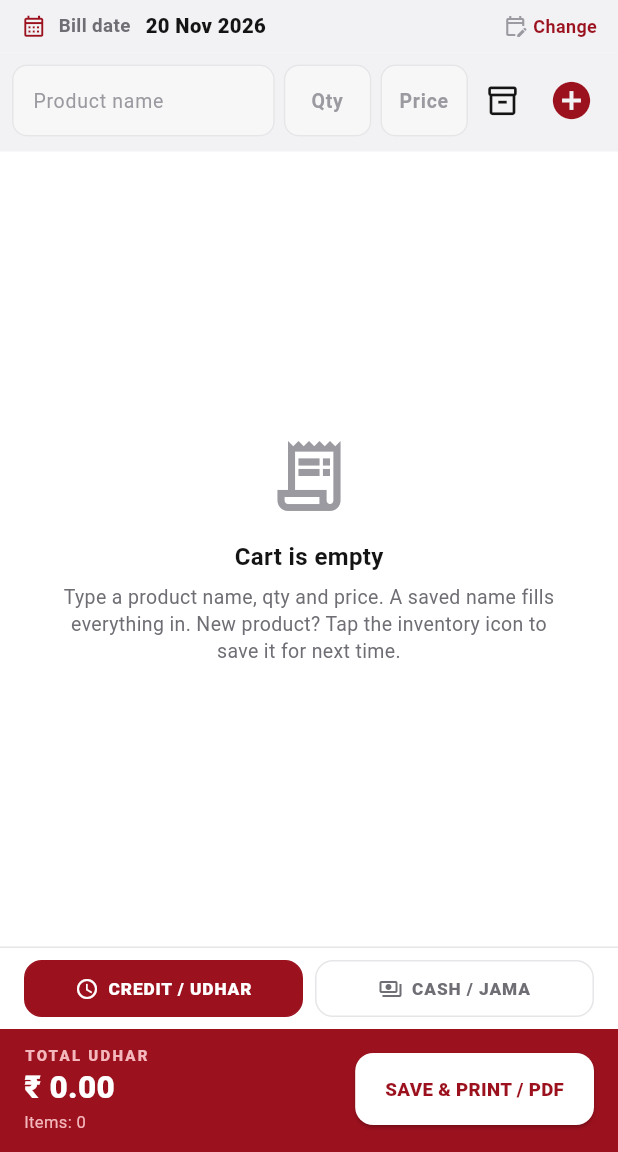
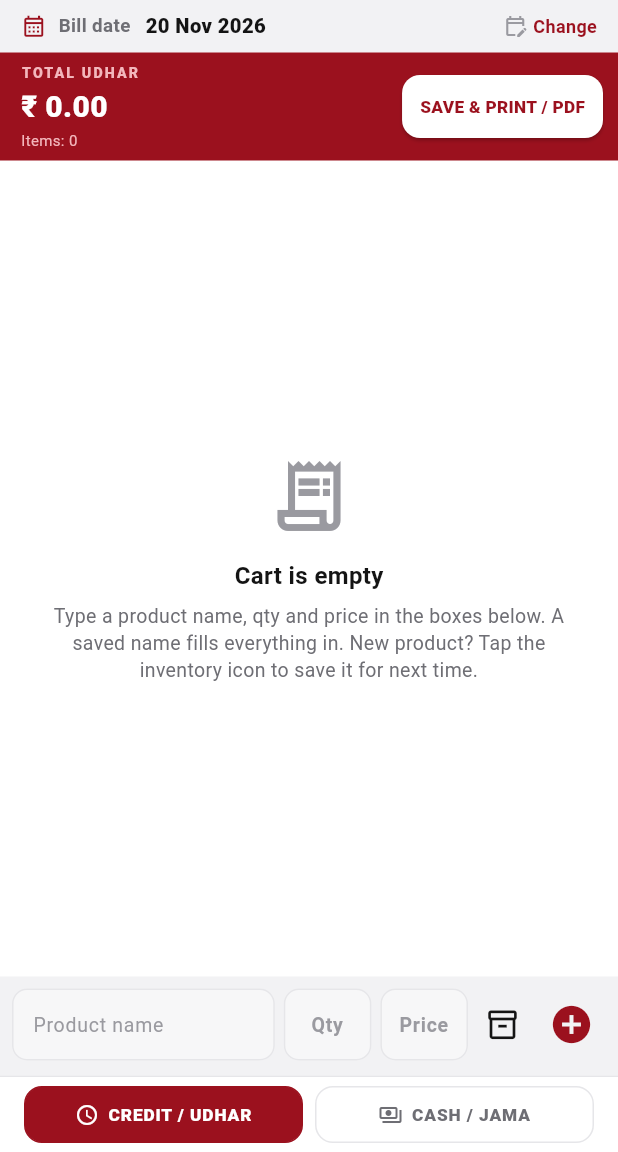
Before and after one commit to ahemadjuneja-stack/rub-invoice, a Flutter app: the BillingScreen screen opened directly with empty values, on a phone screen of 412 x 824 dp, the part 84-1236 px from its top. Run offline on Flutter 3.47's test engine with Material 3 defaults, Android fonts, the phone set to English and light mode, and no system bars; our stand-ins replace cloud_firestore, connectivity_plus, decimal, device_info_plus, file_picker, firebase_auth and 10 more; missing offline and left inert: firebase_app_check; accounts and stored records are empty.

Commit message:
v0.3.0 part 3: billing screen rework (total+save on top, slim numbered lines) + new app icon (R + RUBY only)
Billing screen:
- GRAND TOTAL + SAVE & PRINT/PDF now live in a slim ruby strip pinned
  at the TOP (under the date bar) - the amount and the save button
  never scroll away and stay in one place.
- Added products show as slim single-line bordered rows numbered
  1,2,3,4... starting right under the total bar (Miracle-style tight
  40dp lines: name | qty x rate | amount | remove).
- The entry boxes (Product name | Qty | Price + inventory/add buttons)
  moved to the BOTTOM, right above the keyboard, so qty/price editing
  is thumb-friendly.
- Payment mode chips (CREDIT/UDHAR, CASH/JAMA) stay at the bottom; the
  received-now field opens under them.

App icon:
- assets/icon/app_icon.png regenerated from the brand art with the
  'INVOICE' wordmark removed - only the red faceted R + RUBY remain
  (AI image edit preserving the original logo style).
- Adaptive foreground (app_icon_fg.png) rebuilt with R + RUBY fitted
  inside the 66% mask safe zone; launcher icons regenerated for all
  densities via flutter_launcher_icons (android name fixed to
  ic_launcher to match the manifest).

```diff
--- a/lib/screens/billing/billing_screen.dart
+++ b/lib/screens/billing/billing_screen.dart
@@ -14,7 +14,13 @@ import '../../widgets/widgets.dart';
 import '../bills/dispatch_sheet.dart';
 
 /// Smart billing screen (Miracle-style):
-///  - 3-slim-column entry row: [ Product name | Qty | Price ]
+///  - TOTAL + SAVE pinned at the TOP - the amount and the save button
+///    never move, no matter how long the bill gets
+///  - added products show as slim numbered bordered lines (1, 2, 3, 4...)
+///    starting right under the total bar - the whole bill is visible at a
+///    glance, one line per product
+///  - the entry boxes (Product name | Qty | Price) sit at the BOTTOM,
+///    right above the keyboard, so filling/changing them is easy
 ///  - typing "S" suggests every product starting with S instantly
 ///  - selecting a product auto-fills saved Qty + Price, focus jumps to Qty
 ///  - numeric keyboard on qty/price, normal keyboard on product name
@@ -476,18 +482,25 @@ class _BillingScreenState extends State<BillingScreen> with WidgetsBindingObserv
       body: Column(
         children: [
           _dateBar(),
-          _entryRow(),
+          // Bill amount + SAVE at the TOP (user request): the total and
+          // the save button live in one slim strip that never scrolls
+          // away, so a long bill can always be saved from the same spot.
+          _totalBar(),
           Expanded(
             child: _cart.isEmpty
                 ? const EmptyState(
                     icon: Icons.receipt_long_outlined,
                     title: 'Cart is empty',
                     subtitle:
-                        'Type a product name, qty and price. A saved name fills everything in. '
-                        'New product? Tap the inventory icon to save it for next time.',
+                        'Type a product name, qty and price in the boxes below. '
+                        'A saved name fills everything in. New product? Tap the '
+                        'inventory icon to save it for next time.',
                   )
                 : _cartList(),
           ),
+          // Entry boxes at the BOTTOM (user request): qty/price editing
+          // happens right above the keyboard where the thumbs are.
+          _entryRow(),
           _bottomBar(),
         ],
       ),
@@ -519,6 +532,71 @@ class _BillingScreenState extends State<BillingScreen> with WidgetsBindingObserv
           ));
       _persistDraft();
     }
+  }
+
+  /// Slim strip UNDER the date bar: [GRAND TOTAL/TOTAL UDHAR + items] on
+  /// the left, [SAVE & PRINT / PDF] on the right. Ruby red, one line -
+  /// the bill amount is always on top and saving always happens there.
+  Widget _totalBar() {
+    return Container(
+      color: Ruby.ruby,
+      padding: const EdgeInsets.fromLTRB(14, 7, 10, 7),
+      child: Row(
+        children: [
+          Expanded(
+            child: Column(
+              crossAxisAlignment: CrossAxisAlignment.start,
+              mainAxisSize: MainAxisSize.min,
+              children: [
+                Text(
+                  _payMode == 'jama' ? 'GRAND TOTAL' : 'TOTAL UDHAR',
+                  style: const TextStyle(
+                      fontSize: 9.5,
+                      letterSpacing: 1.4,
+                      fontWeight: FontWeight.w800,
+                      color: Color(0xFFF3B7BC)),
+                ),
+                const SizedBox(height: 1),
+                Text(
+                  Money.fmt(_totalPaise),
+                  style: const TextStyle(
+                      fontSize: 20,
+                      fontWeight: FontWeight.w800,
+                      color: Colors.white),
+                ),
+                Text(
+                  'Items: ${_cart.length}',
+                  style: const TextStyle(
+                      fontSize: 10, color: Color(0xFFF3B7BC)),
+                ),
+              ],
+            ),
+          ),
+          ElevatedButton(
+            style: ElevatedButton.styleFrom(
+              backgroundColor: Colors.white,
+              foregroundColor: Ruby.ruby,
+              minimumSize: const Size(132, 42),
+              padding: const EdgeInsets.symmetric(horizontal: 12),
+            ),
+            onPressed: _saving ? null : _save,
+            child: _saving
+                ? const SizedBox(
+                    width: 20,
+                    height: 20,
+                    child: CircularProgressIndicator(
+                        strokeWidth: 2, color: Ruby.ruby))
+                : Text(
+                    _isEdit ? 'UPDATE BILL' : 'SAVE & PRINT / PDF',
+                    style: const TextStyle(
+                        fontSize: 11.5,
+                        fontWeight: FontWeight.w800,
+                        letterSpacing: 0.2),
+                  ),
+          ),
+        ],
+      ),
+    );
   }
 
   /// Slim tappable strip under the app bar: "Bill date  19 Nov 2026".
@@ -767,45 +845,78 @@ class _BillingScreenState extends State<BillingScreen> with WidgetsBindingObserv
     );
   }
 
+  /// Miracle-style cart: every product is ONE slim bordered line -
+  /// [1]  Product name      30 × ₹36      ₹1,080   [x]
+  /// Numbered 1-2-3-4 top to bottom, tight height (more products on
+  /// screen), tap a line to edit qty/price, [x] removes it.
   Widget _cartList() {
     return ListView.separated(
+      padding: const EdgeInsets.fromLTRB(8, 6, 8, 6),
       itemCount: _cart.length,
-      separatorBuilder: (_, __) => const Divider(indent: 16, endIndent: 16),
+      separatorBuilder: (_, __) => const SizedBox(height: 4),
       itemBuilder: (context, i) {
         final line = _cart[i];
-        return ListTile(
-          leading: CircleAvatar(
-            backgroundColor: Ruby.rubyLight,
-            radius: 16,
-            child: Text('${i + 1}', style: const TextStyle(fontSize: 12.5, fontWeight: FontWeight.w800, color: Ruby.ruby)),
+        return InkWell(
+          borderRadius: BorderRadius.circular(8),
+          onTap: () => _editLine(i),
+          child: Container(
+            height: 40,
+            padding: const EdgeInsets.symmetric(horizontal: 8),
+            decoration: BoxDecoration(
+              color: Colors.white,
+              borderRadius: BorderRadius.circular(8),
+              border: Border.all(color: Ruby.line, width: 0.9),
             ),
-          title: Text(
+            child: Row(
+              children: [
+                Text(
+                  '${i + 1}.',
+                  style: const TextStyle(
+                      fontSize: 12.5,
+                      fontWeight: FontWeight.w800,
+                      color: Ruby.ruby),
+                ),
+                const SizedBox(width: 7),
+                Expanded(
+                  child: Text(
                     line.name,
                     maxLines: 1,
                     overflow: TextOverflow.ellipsis,
-            style: const TextStyle(fontWeight: FontWeight.w700, fontSize: 14.5, color: Ruby.ink),
+                    style: const TextStyle(
+                        fontWeight: FontWeight.w700,
+                        fontSize: 13.5,
+                        color: Ruby.ink),
                   ),
-          subtitle: Text(
+                ),
+                Text(
                   '${qtyText(line.qty)} × ${Money.fmt(line.ratePaise)}',
-            style: const TextStyle(fontSize: 12.5, color: Ruby.muted),
+                  style: const TextStyle(fontSize: 11.5, color: Ruby.muted),
                 ),
-          trailing: Row(
-            mainAxisSize: MainAxisSize.min,
-            children: [
+                const SizedBox(width: 8),
                 Text(
                   Money.fmt(line.amountPaise),
-                style: const TextStyle(fontWeight: FontWeight.w800, fontSize: 14.5, color: Ruby.ink),
+                  style: const TextStyle(
+                      fontWeight: FontWeight.w800,
+                      fontSize: 13.5,
+                      color: Ruby.ink),
                 ),
-              IconButton(
-                icon: const Icon(Icons.close, size: 18, color: Ruby.faint),
+                const SizedBox(width: 2),
+                SizedBox(
+                  width: 26,
+                  height: 26,
+                  child: IconButton(
+                    padding: EdgeInsets.zero,
+                    iconSize: 16,
+                    icon: const Icon(Icons.close, color: Ruby.faint),
                     onPressed: () {
                       setState(() => _cart.removeAt(i));
                       _persistDraft();
                     },
                   ),
+                ),
               ],
             ),
-          onTap: () => _editLine(i),
+          ),
         );
       },
     );
@@ -821,8 +932,9 @@ class _BillingScreenState extends State<BillingScreen> with WidgetsBindingObserv
         mainAxisSize: MainAxisSize.min,
         children: [
           // Payment mode toggle: Credit/Udhar vs Cash/Jama (one tap).
+          // (The total + SAVE button live in the slim bar at the TOP.)
           Padding(
-            padding: const EdgeInsets.fromLTRB(16, 8, 16, 0),
+            padding: const EdgeInsets.fromLTRB(16, 6, 16, 6),
             child: Row(
               children: [
                 Expanded(
@@ -845,7 +957,7 @@ class _BillingScreenState extends State<BillingScreen> with WidgetsBindingObserv
           ),
           if (_payMode == 'jama')
             Padding(
-              padding: const EdgeInsets.fromLTRB(16, 8, 16, 0),
+              padding: const EdgeInsets.fromLTRB(16, 0, 16, 6),
               child: Row(
                 children: [
                   const Icon(Icons.currency_rupee, size: 18, color: Ruby.muted),
@@ -865,48 +977,6 @@ class _BillingScreenState extends State<BillingScreen> with WidgetsBindingObserv
                         isDense: true,
                         contentPadding: EdgeInsets.symmetric(horizontal: 10, vertical: 9),
                       ),
-                    ),
-                  ),
-                ],
-              ),
-            ),
-          Container(
-            color: Ruby.ruby,
-            padding: const EdgeInsets.fromLTRB(16, 10, 16, 12),
-            margin: const EdgeInsets.only(top: 8),
-            child: Row(
-              children: [
-                Expanded(
-                  child: Column(
-                    crossAxisAlignment: CrossAxisAlignment.start,
-                    children: [
-                      Text(
-                        _payMode == 'jama' ? 'GRAND TOTAL' : 'TOTAL UDHAR',
-                        style: const TextStyle(fontSize: 10, letterSpacing: 1.5, fontWeight: FontWeight.w800, color: Color(0xFFF3B7BC)),
-                      ),
-                      Text(
-                        Money.fmt(_totalPaise),
-                        style: const TextStyle(fontSize: 21, fontWeight: FontWeight.w800, color: Colors.white),
-                      ),
-                      Text(
-                        'Items: ${_cart.length}',
-                        style: const TextStyle(fontSize: 11, color: Color(0xFFF3B7BC)),
-                      ),
-                    ],
-                  ),
-                ),
-                ElevatedButton(
-                  style: ElevatedButton.styleFrom(
-                    backgroundColor: Colors.white,
-                    foregroundColor: Ruby.ruby,
-                    minimumSize: const Size(150, 48),
-                  ),
-                  onPressed: _saving ? null : _save,
-                  child: _saving
-                      ? const SizedBox(width: 20, height: 20, child: CircularProgressIndicator(strokeWidth: 2, color: Ruby.ruby))
-                      : Text(
-                          _isEdit ? 'UPDATE BILL' : 'SAVE & PRINT / PDF',
-                          style: const TextStyle(fontSize: 12.5, fontWeight: FontWeight.w800, letterSpacing: 0.2),
                     ),
                   ),
                 ],
--- a/lib/services/access_service.dart
+++ b/lib/services/access_service.dart
@@ -149,7 +149,7 @@ class AccessService {
       pinSalt: pinSalt,
     );
     await doc.set(info.toMap()
-      ..['createdAt'] = now.millisecondsSinceEpoch
+      ..['createdAt'] = DateTime.now().millisecondsSinceEpoch
       ..['updatedAt'] = FieldValue.serverTimestamp());
     await _cacheAccount(info);
     return info;
--- a/pubspec.yaml
+++ b/pubspec.yaml
@@ -78,6 +78,6 @@ flutter:
 
 flutter_launcher_icons:
   image_path: "assets/icon/app_icon.png"
-  android: "launcher_icon"
+  android: "ic_launcher"
   adaptive_icon_background: "#FFFFFF"
   adaptive_icon_foreground: "assets/icon/app_icon_fg.png"
```
Also changed, not shown: assets/icon/app_icon.png, assets/icon/app_icon_fg.png, 13 other files. Lines whose indentation alone changed are shown as unchanged.
